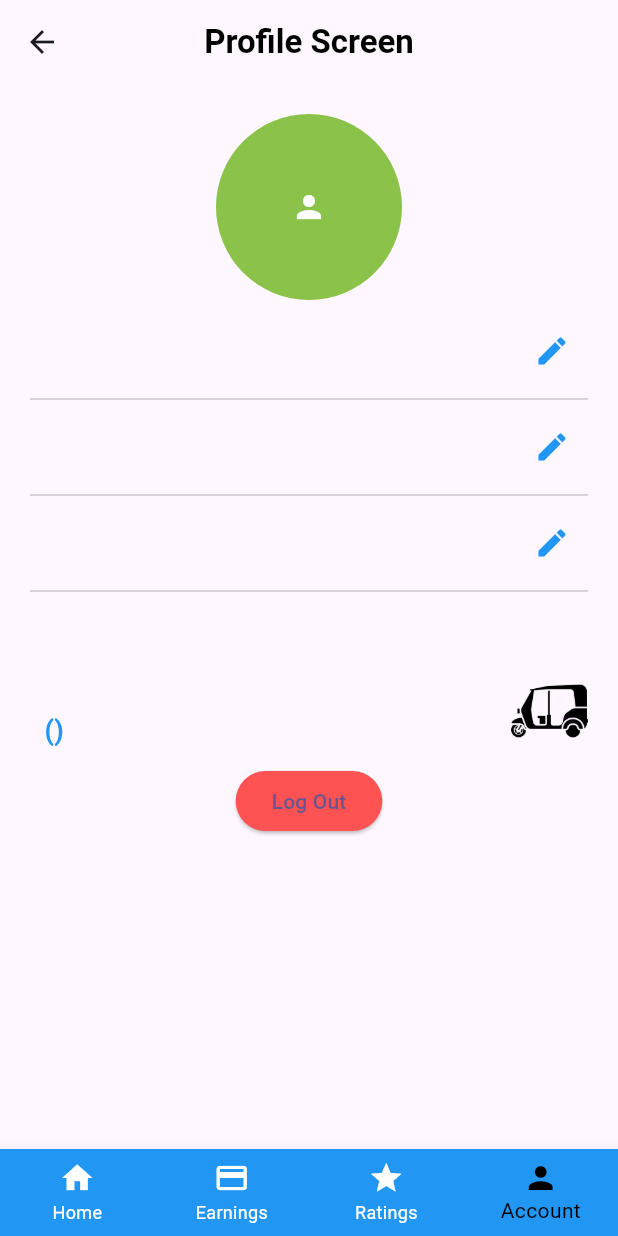
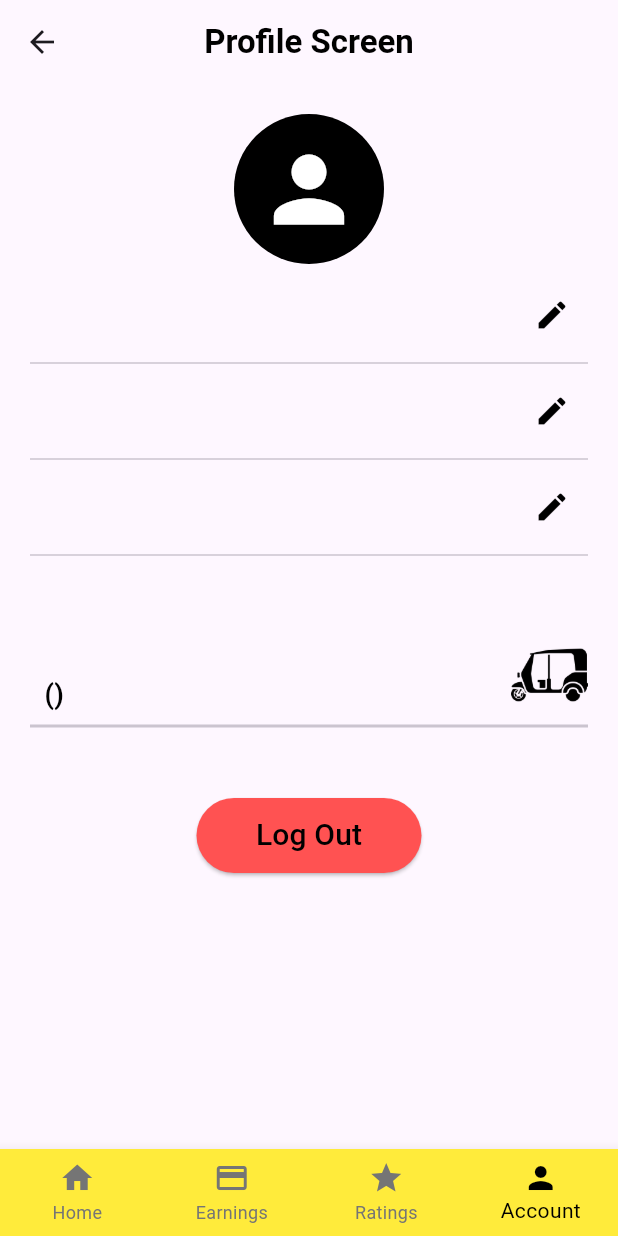
Before and after one commit to bawantha2001/tuk_tuk_driver, a Flutter app: the Main_screen screen opened directly, item 4 of the bottom bar chosen, on a phone screen of 412 x 824 dp. Run offline on Flutter 3.47's test engine with Material 3 defaults, Android fonts, the light colour scheme and no system bars; our stand-ins replace assets_audio_player, email_validator, firebase_auth, firebase_core, firebase_database, firebase_messaging and 8 more; missing offline and left inert: dart:ffi, flutter_geofire, flutter_polyline_points; accounts and stored records are empty; network calls fail.

Commit message:
design_updated

```diff
--- /dev/null
+++ b/devtools_options.yaml
@@ -0,0 +1,3 @@
+description: This file stores settings for Dart & Flutter DevTools.
+documentation: https://docs.flutter.dev/tools/devtools/extensions#configure-extension-enablement-states
+extensions:
--- a/lib/screens/login_screen.dart
+++ b/lib/screens/login_screen.dart
@@ -73,7 +73,7 @@ class _LoginScreenState extends State<LoginScreen> {
             children: [
               Column(
                 children: [
-                  Image.asset("assets/tukReg.jpg",),
+                  Image.asset("assets/logo.jpg",),
                   SizedBox(height: 20,),
                   Text(
                     'Add Your Phone Number',
--- a/lib/screens/main_screen.dart
+++ b/lib/screens/main_screen.dart
@@ -56,9 +56,9 @@ class _MainScreenState extends State<Main_screen> with SingleTickerProviderState
           BottomNavigationBarItem(icon: Icon(Icons.person),label: "Account")
         ],
 
-        unselectedItemColor: Colors.white,
+        unselectedItemColor: Colors.grey[600],
         selectedItemColor: Colors.black,
-        backgroundColor: Colors.blue,
+        backgroundColor: Colors.yellow,
         type: BottomNavigationBarType.fixed,
         selectedLabelStyle: TextStyle(fontSize: 14),
         showUnselectedLabels: true,
--- a/lib/tabages/profile_tab.dart
+++ b/lib/tabages/profile_tab.dart
@@ -198,12 +198,12 @@ class _ProfileTabPageState extends State<ProfileTabPage> {
                 child: Column(
                   children: [
                     Container(
-                      padding: EdgeInsets.all(50),
+                      padding: EdgeInsets.all(15),
                       decoration: BoxDecoration(
-                        color: Colors.lightGreen,
+                        color: Colors.black,
                         shape: BoxShape.circle,
                       ),
-                      child: Icon(Icons.person,color: Colors.white,),
+                      child: Icon(Icons.person,color: Colors.white,size: 70,),
                     ),
 
                     SizedBox(height: 10),
@@ -214,7 +214,7 @@ class _ProfileTabPageState extends State<ProfileTabPage> {
                         Text(
                             "${onlineDriverData.name!}",
                           style: TextStyle(
-                            color: Colors.blue,
+                            color: Colors.black,
                             fontWeight: FontWeight.bold,
                             fontSize: 18
                           ),
@@ -226,7 +226,7 @@ class _ProfileTabPageState extends State<ProfileTabPage> {
                             },
                             icon:Icon(
                               Icons.edit,
-                              color: Colors.blue,
+                              color: Colors.black,
                             )
                         )
                       ],
@@ -240,7 +240,7 @@ class _ProfileTabPageState extends State<ProfileTabPage> {
                         Text(
                           "${onlineDriverData.phone!}",
                           style: TextStyle(
-                              color: Colors.blue,
+                              color: Colors.black,
                               fontWeight: FontWeight.bold,
                               fontSize: 18
                           ),
@@ -252,7 +252,7 @@ class _ProfileTabPageState extends State<ProfileTabPage> {
                             },
                             icon:Icon(
                               Icons.edit,
-                              color: Colors.blue,
+                              color: Colors.black,
                             )
                         )
                       ],
@@ -266,7 +266,7 @@ class _ProfileTabPageState extends State<ProfileTabPage> {
                         Text(
                           "${onlineDriverData.name!}",
                           style: TextStyle(
-                              color: Colors.blue,
+                              color: Colors.black,
                               fontWeight: FontWeight.bold,
                               fontSize: 18
                           ),
@@ -278,7 +278,7 @@ class _ProfileTabPageState extends State<ProfileTabPage> {
                             },
                             icon:Icon(
                               Icons.edit,
-                              color: Colors.blue,
+                              color: Colors.black,
                             )
                         )
                       ],
@@ -290,7 +290,7 @@ class _ProfileTabPageState extends State<ProfileTabPage> {
                     Text(
                       "${onlineDriverData.email!}",
                       style: TextStyle(
-                          color: Colors.blue,
+                          color: Colors.black,
                           fontWeight: FontWeight.bold,
                           fontSize: 18
                       ),
@@ -305,32 +305,39 @@ class _ProfileTabPageState extends State<ProfileTabPage> {
                         Text(
                           "${onlineDriverData.car_model!} \n ${onlineDriverData.car_type!} (${onlineDriverData.car_number!})",
                           style: TextStyle(
-                              color: Colors.blue,
+                              color: Colors.black,
                               fontWeight: FontWeight.bold,
                               fontSize: 18
                           ),
                         ),
 
                         Image.asset(
-                          onlineDriverData.car_type=="Car"?"assets/car.png"
-                              :onlineDriverData.car_type=="Bike"?"assets/lorry.png":"assets/tuk.png",
+                          onlineDriverData.car_type=="car"?"assets/car.png"
+                              :onlineDriverData.car_type=="bike"?"assets/lorry.png"
+                              :onlineDriverData.car_type=="van"?"assets/van.png"
+                              :"assets/tuk.png",
                           scale:10
                         ),
                       ],
                     ),
-
-                    SizedBox(height: 10,),
-
-                    ElevatedButton(
+                    Divider(thickness: 2,),
+                    SizedBox(height: 40,),
+                    SizedBox(width: 150,
+                        height: 50,
+                        child:    ElevatedButton(
                           onPressed: (){
                             firebaseAuth.signOut();
                             Navigator.push(context, MaterialPageRoute(builder: (c)=>LoginScreen()));
                           },
                           style: ElevatedButton.styleFrom(
                             backgroundColor: Colors.redAccent,
+
                           ),
-                        child: Text("Log Out"),
+                          child: Text("Log Out",style: TextStyle(color: Colors.black,fontSize: 20),),
                         )
+                      ,)
+
+
                   ],
                 ),
               ),
--- a/lib/tabages/ratings_tab.dart
+++ b/lib/tabages/ratings_tab.dart
@@ -82,10 +82,10 @@ class _RatingsTabPageState extends State<RatingsTabPage> {
               Text(
                 "Your Rating",
                 style: TextStyle(
-                  fontSize: 22,
+                  fontSize: 30,
                   fontWeight: FontWeight.bold,
                   letterSpacing: 2,
-                  color: Colors.blue
+                  color: Colors.black
                 ),
               ),
 
@@ -107,7 +107,7 @@ class _RatingsTabPageState extends State<RatingsTabPage> {
                 style: TextStyle(
                   fontSize: 30,
                   fontWeight: FontWeight.bold,
-                  color: Colors.blue,
+                  color: Colors.black,
                 ),
               ),
 
```
Also changed, not shown: lib/screens/car_info_screen.dart (+7 -7 lines), lib/tabages/earnings_tab.dart (+18 -10 lines), assets/logo.jpg (added). Lines whose indentation alone changed are shown as unchanged.
